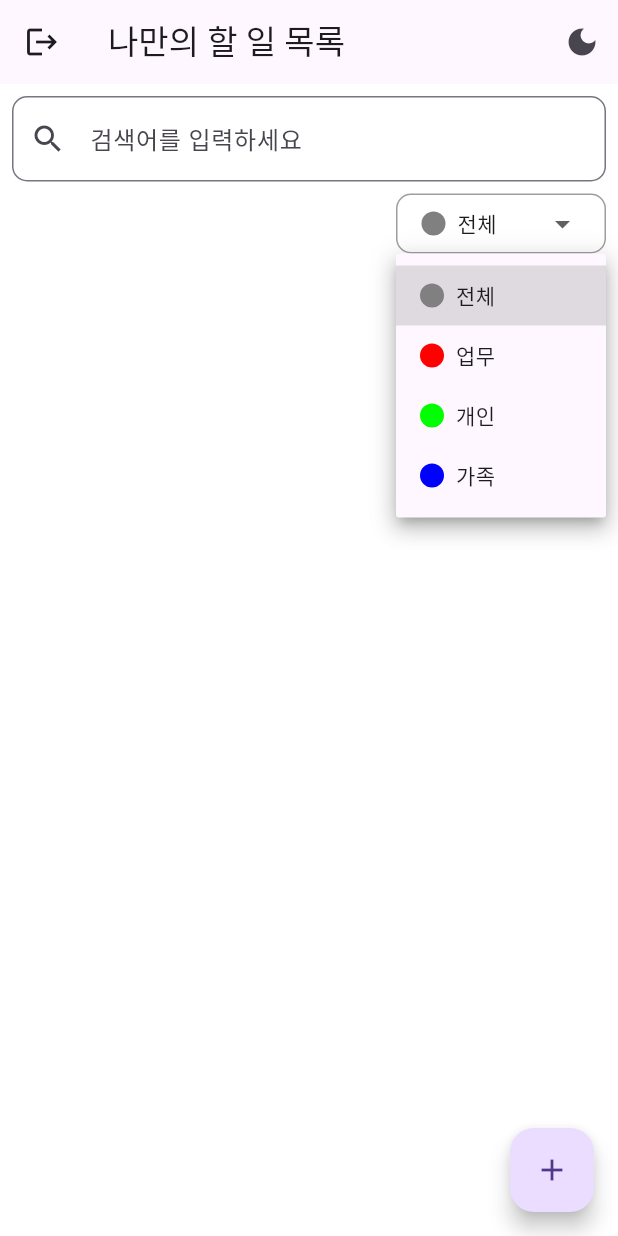
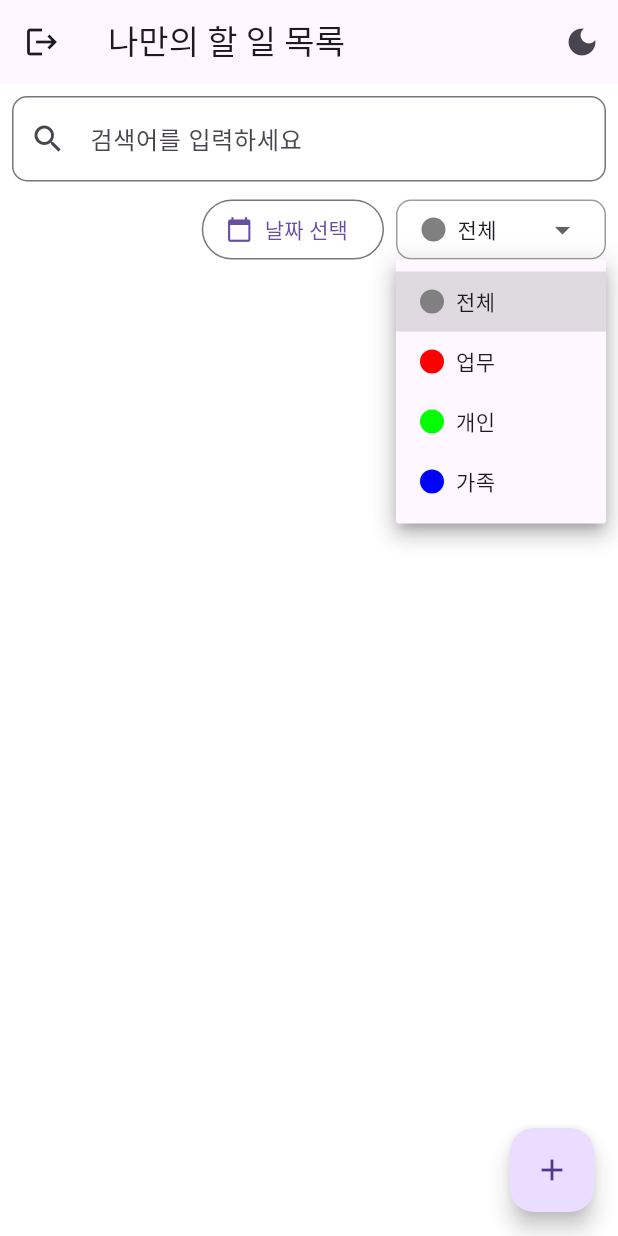
Before and after one commit to J1NWAN/getx_todo_list_app, a Flutter app: the HomeView screen opened by its route, after a tap on "전체", on a phone screen of 412 x 824 dp. Run offline on Flutter 3.47's test engine with Material 3 defaults, Android fonts, the light colour scheme and no system bars; drawn by our look-alikes of dropdown_button2; our stand-ins replace device_info_plus, get, get_storage, package_info_plus; accounts and stored records are empty.

Commit message:
날짜 검색 기능 추가

```diff
--- a/lib/app/modules/home/views/home_view.dart
+++ b/lib/app/modules/home/views/home_view.dart
@@ -1,6 +1,7 @@
 import 'package:flutter/material.dart';
 import 'package:get/get.dart';
 import 'package:getx_app_base/app/core/theme/theme_controller.dart';
+import 'package:getx_app_base/app/core/utils/dialog_utils.dart';
 import 'package:getx_app_base/app/core/widgets/buttons/custom_dropdown_button.dart';
 import 'package:getx_app_base/app/modules/home/controllers/home_controller.dart';
 
@@ -57,6 +58,38 @@ class HomeView extends GetView<HomeController> {
           Row(
             mainAxisAlignment: MainAxisAlignment.end,
             children: [
+              // 날짜 필터
+              Padding(
+                padding: const EdgeInsets.only(right: 8.0),
+                child: Obx(() => OutlinedButton.icon(
+                      icon: const Icon(Icons.calendar_today),
+                      label: Text(
+                        controller.selectedDate.value != null
+                            ? '${controller.selectedDate.value!.year}-${controller.selectedDate.value!.month}-${controller.selectedDate.value!.day}'
+                            : '날짜 선택',
+                      ),
+                      onPressed: () async {
+                        final result = await DialogUtils.showDatePicker(
+                          title: '날짜 선택',
+                          message: '필터링할 날짜를 선택해주세요',
+                          initialDate: controller.selectedDate.value ?? DateTime.now(),
+                          minimumDate: DateTime.now().subtract(const Duration(days: 365)),
+                          maximumDate: DateTime.now().add(const Duration(days: 365)),
+                        );
+
+                        if (result != null) {
+                          controller.selectedDate.value = result;
+                        }
+                      },
+                    )),
+              ),
+              // 날짜 필터 초기화 버튼
+              if (controller.selectedDate.value != null)
+                IconButton(
+                  icon: const Icon(Icons.clear),
+                  onPressed: controller.clearDateFilter,
+                ),
+              // 기존 카테고리 필터
               Padding(
                 padding: const EdgeInsets.only(right: 8.0),
                 child: Obx(
```
Also changed, not shown: lib/app/modules/home/controllers/home_controller.dart (+15 -1 lines).
